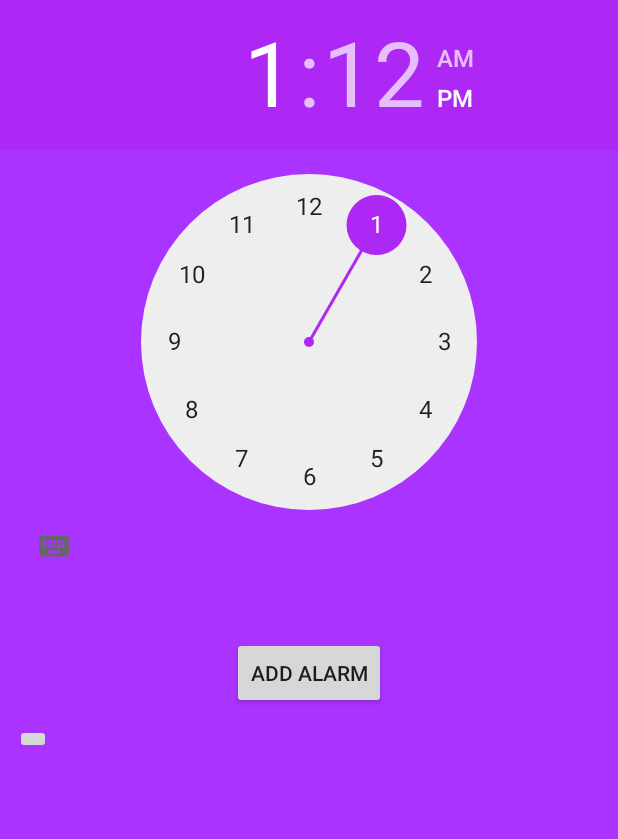
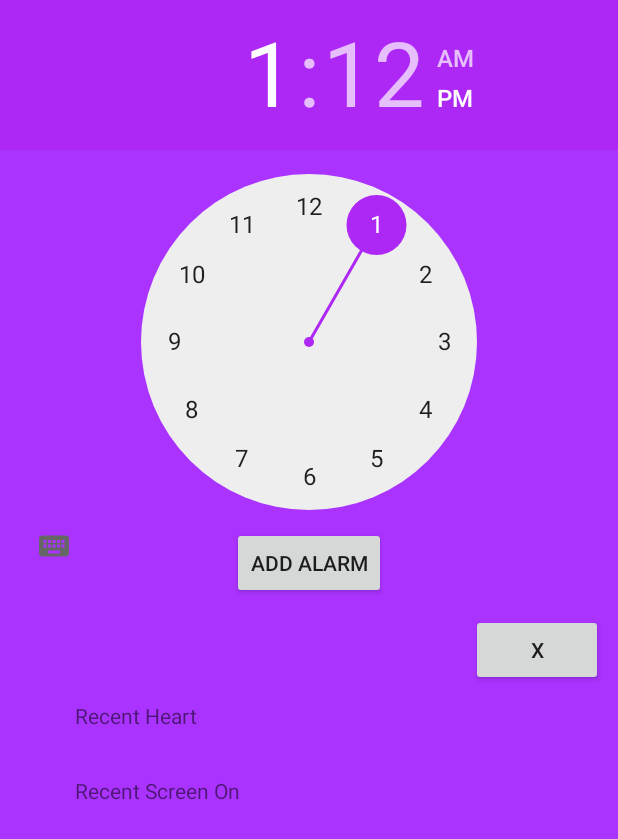
Before and after one commit to EdGA9001/EdwardGrant-AdamsonCOMP3000, an Android app: the layout activity_main.xml on its own in the app's theme, with its tools: preview values and no code run, on a phone screen of 412 x 824 dp. Shown: the top 839 px of the screen. Run offline under Robolectric (Android 15) with nearby library versions, the light colour scheme and no system bars.

Commit message:
checking merge

```diff
--- a/app/src/main/res/layout/activity_main.xml
+++ b/app/src/main/res/layout/activity_main.xml
@@ -30,7 +30,7 @@
         android:onClick="OnToggleClicked"
         android:text="Add Alarm"
         app:layout_constraintHorizontal_bias="0.5"
-        app:layout_constraintVertical_bias="0.55"
+        app:layout_constraintVertical_bias="0.45"
         android:layout_width="wrap_content"
         android:layout_height="wrap_content"
         app:layout_constraintBottom_toBottomOf="parent"
@@ -40,48 +40,64 @@
         app:layout_constraintTop_toBottomOf="@+id/timePicker"
         />
 
-    <LinearLayout
-        android:id="@+id/alarmListContainer"
-        android:orientation="vertical"
+    <FrameLayout
+        android:id="@+id/alarmContainer"
         android:layout_width="match_parent"
         android:layout_height="wrap_content"
         android:layout_margin="10dp"
         app:layout_constraintTop_toBottomOf="@+id/toggleButton">
-        <ImageButton
-            android:id="@+id/deleteBtn"
+
+        <LinearLayout
+            android:id="@+id/alarmListContainer"
+            android:orientation="vertical"
+            android:layout_width="match_parent"
+            android:layout_height="wrap_content"/>
+
+        <Button
+            android:id="@+id/deleteButton"
             android:layout_width="wrap_content"
             android:layout_height="wrap_content"
-            />
+            android:text="X"
+            android:layout_gravity="end|top"/>
+    </FrameLayout>
+
+    <LinearLayout
+        android:id="@+id/RecentHeartDisplay"
+        android:orientation="horizontal"
+        android:layout_width="match_parent"
+        android:layout_height="wrap_content"
+        android:layout_margin="10dp"
+        app:layout_constraintTop_toBottomOf="@+id/alarmContainer">
+
+        <ImageView
+            android:layout_width="40dp"
+            android:layout_height="40dp"/>
+            <!--android:src=""/>-->
+
+        <TextView
+            android:layout_width="0dp"
+            android:layout_height="wrap_content"
+            android:layout_weight="1"
+            android:text="Recent Heart"/>
     </LinearLayout>
 
-    <TextView
-        android:id="@+id/statusTextView"
-        android:layout_width="wrap_content"
+    <LinearLayout
+        android:id="@+id/RecentScreenOnDisplay"
+        android:orientation="horizontal"
+        android:layout_width="match_parent"
         android:layout_height="wrap_content"
-        app:layout_constraintHorizontal_bias="0.8"
-        app:layout_constraintVertical_bias="0.85"
-        />
+        android:layout_margin="10dp"
+        app:layout_constraintTop_toBottomOf="@+id/RecentHeartDisplay">
 
-    <!--
-    <com.google.android.material.button.MaterialButton
-        android:id="@+id/heartButton"
-        app:layout_constraintTop_toBottomOf="@+id/alarmListContainer"
-        android:layout_width="wrap_content"
-        android:layout_height="wrap_content"
-        android:layout_marginTop="40dp"
-        android:text="Button Text"
-        app:icon="@drawable/ic_icon_name"
-        tools:layout_editor_absoluteX="10dp" />
+        <ImageView
+            android:layout_width="40dp"
+            android:layout_height="40dp"/>
+            <!--android:src=""/>-->
 
-    <com.google.android.material.button.MaterialButton
-        android:id="@+id/screenTimeButton"
-        android:layout_width="wrap_content"
-        android:layout_height="wrap_content"
-        android:layout_marginTop="16dp"
-        android:text="Button Text"
-        app:icon="@drawable/ic_icon_name"
-        app:layout_constraintTop_toBottomOf="@+id/heartButton"
-        tools:layout_editor_absoluteX="10dp" />
-    -->
-
+        <TextView
+            android:layout_width="0dp"
+            android:layout_height="wrap_content"
+            android:layout_weight="1"
+            android:text="Recent Screen On"/>
+    </LinearLayout>
 </androidx.constraintlayout.widget.ConstraintLayout>
```
